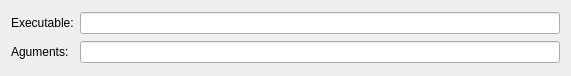
qt-creator/qt-creator, file src/plugins/ios/iosrunconfiguration.ui: the form before one commit.
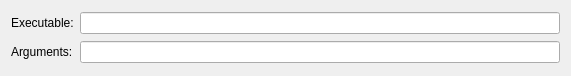
The form after the commit.

The edit to the form file:
```diff
--- a/src/plugins/ios/iosrunconfiguration.ui
+++ b/src/plugins/ios/iosrunconfiguration.ui
@@ -26,7 +26,7 @@
    <item row="1" column="0">
     <widget class="QLabel" name="argumentsLabel">
      <property name="text">
-      <string>Aguments:</string>
+      <string>Arguments:</string>
      </property>
     </widget>
    </item>
```
